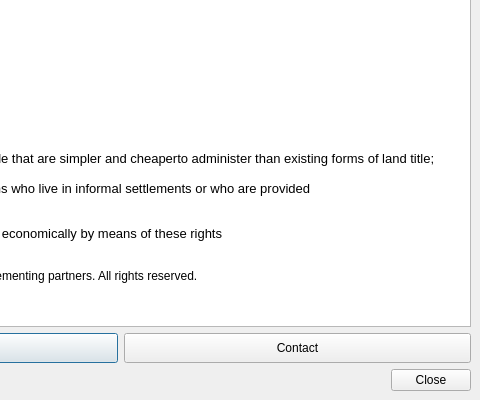
Qt form ui/ui_about_flts.ui (gltn/stdm) before a commit; both pictures show x 238 to 718 and y 142 to 542 of the 718 by 542 pixel window.
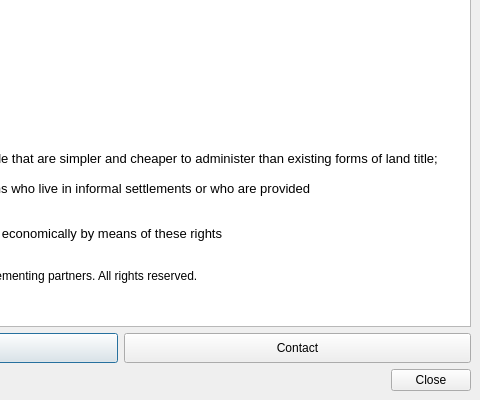
The same form after that commit. Icons and pictures are not drawn.

Commit message: Refactored summary widget

```diff
--- a/ui/ui_about_flts.ui
+++ b/ui/ui_about_flts.ui
@@ -78,7 +78,7 @@
 &lt;li style=&quot; font-family:'Arial,Helvetica,sans-serif'; font-size:10pt;&quot; style=&quot; margin-top:12px; margin-bottom:0px; margin-left:0px; margin-right:0px; -qt-block-indent:0; text-indent:0px;&quot;&gt;Uploading of spatial/plot data&lt;/li&gt;
 &lt;li style=&quot; font-family:'Arial,Helvetica,sans-serif'; font-size:10pt;&quot; style=&quot; margin-top:12px; margin-bottom:0px; margin-left:0px; margin-right:0px; -qt-block-indent:0; text-indent:0px;&quot;&gt;Certificate generation&lt;/li&gt;&lt;/ul&gt;
 &lt;p style=&quot;-qt-paragraph-type:empty; margin-top:12px; margin-bottom:0px; margin-left:0px; margin-right:0px; -qt-block-indent:0; text-indent:0px; font-family:'Arial,Helvetica,sans-serif'; font-size:10pt;&quot;&gt;&lt;br /&gt;&lt;/p&gt;
-&lt;p style=&quot; margin-top:0px; margin-bottom:0px; margin-left:0px; margin-right:0px; -qt-block-indent:0; text-indent:0px;&quot;&gt;&lt;span style=&quot; font-family:'Arial,Helvetica,sans-serif'; font-size:9pt; font-weight:600;&quot;&gt;Objectives of FLTA&lt;/span&gt;&lt;span style=&quot; font-family:'Arial,Helvetica,sans-serif'; font-size:9pt;&quot;&gt;&lt;br /&gt;&lt;/span&gt;&lt;span style=&quot; font-size:10pt;&quot;&gt;(a) to create alternative forms of landtitle that are simpler and cheaperto administer than existing forms of land title;&lt;/span&gt;&lt;/p&gt;
+&lt;p style=&quot; margin-top:0px; margin-bottom:0px; margin-left:0px; margin-right:0px; -qt-block-indent:0; text-indent:0px;&quot;&gt;&lt;span style=&quot; font-family:'Arial,Helvetica,sans-serif'; font-size:9pt; font-weight:600;&quot;&gt;Objectives of FLTA&lt;/span&gt;&lt;span style=&quot; font-family:'Arial,Helvetica,sans-serif'; font-size:9pt;&quot;&gt;&lt;br /&gt;&lt;/span&gt;&lt;span style=&quot; font-size:10pt;&quot;&gt;(a) to create alternative forms of landtitle that are simpler and cheaper to administer than existing forms of land title;&lt;/span&gt;&lt;/p&gt;
 &lt;p style=&quot;-qt-paragraph-type:empty; margin-top:0px; margin-bottom:0px; margin-left:0px; margin-right:0px; -qt-block-indent:0; text-indent:0px; font-size:10pt;&quot;&gt;&lt;br /&gt;&lt;/p&gt;
 &lt;p style=&quot; margin-top:0px; margin-bottom:0px; margin-left:0px; margin-right:0px; -qt-block-indent:0; text-indent:0px;&quot;&gt;&lt;span style=&quot; font-size:10pt;&quot;&gt;(b) to provide security of title for persons who live in informal settlements or who are provided&lt;br /&gt;with low income housing;&lt;/span&gt;&lt;/p&gt;
 &lt;p style=&quot; margin-top:0px; margin-bottom:0px; margin-left:0px; margin-right:0px; -qt-block-indent:0; text-indent:0px;&quot;&gt;&lt;span style=&quot; font-size:10pt;&quot;&gt;&lt;br /&gt;(c) to empower the persons concerned economically by means of these rights &lt;/span&gt;&lt;/p&gt;
```
The commit also changes 4 other files.
